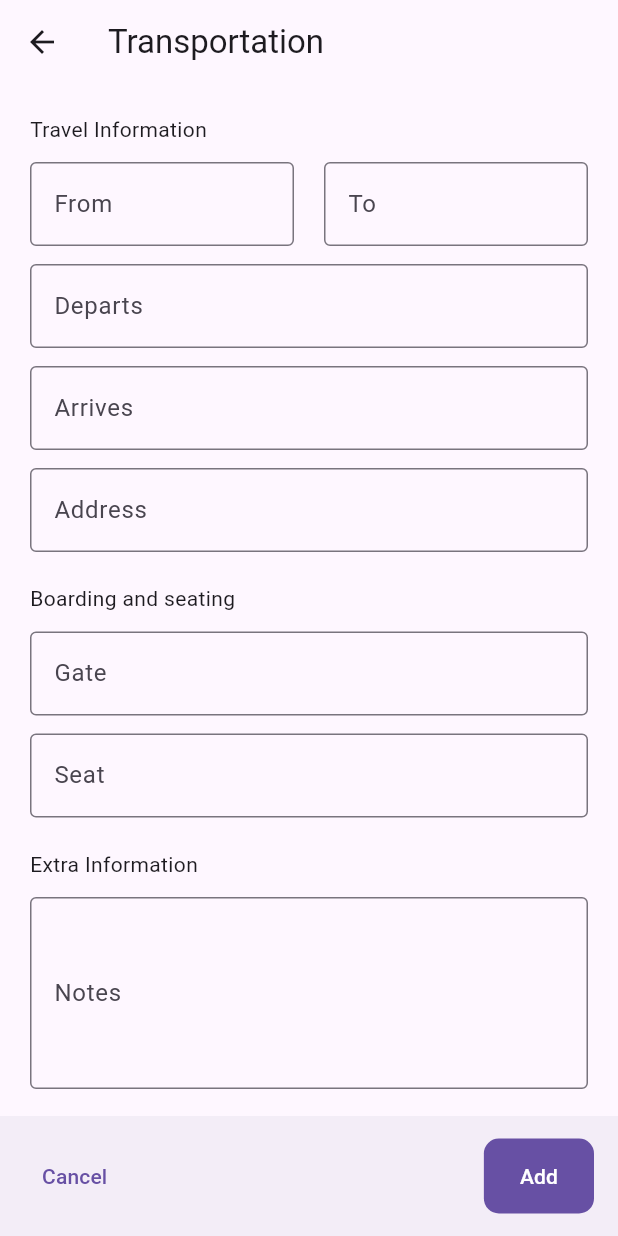
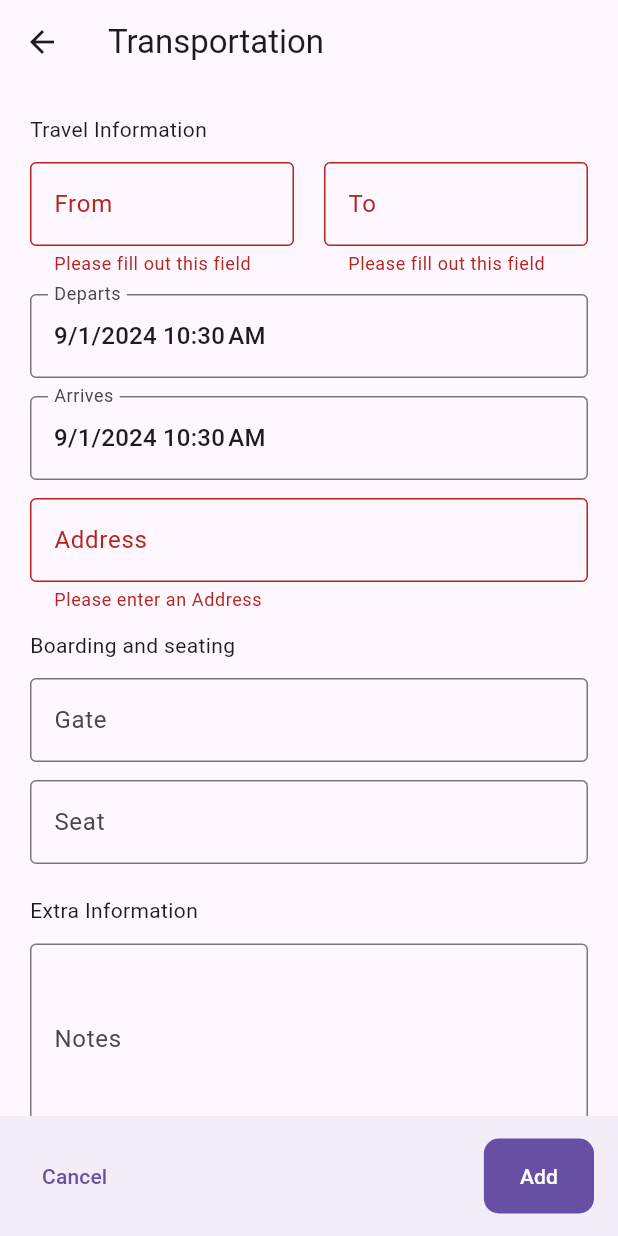
Before and after one commit to alleras/voyagr-mobile, a Flutter app: the EventTransportationSetupView screen opened directly, after a tap on "Add", on a phone screen of 412 x 824 dp. Run offline on Flutter 3.47's test engine with Material 3 defaults, Android fonts, the phone set to English and light mode, and no system bars; drawn by our look-alikes of date_field; our stand-ins replace flutter_dotenv, timeline_tile; generated files the repository leaves out were written again.

```diff
--- a/lib/src/trips/events/event_transportation.dart
+++ b/lib/src/trips/events/event_transportation.dart
@@ -23,8 +23,8 @@ class EventTransportationSetupView extends StatefulWidget {
 class EventTransportationSetupViewState extends State<EventTransportationSetupView> {
   final _formKey = GlobalKey<FormState>();
 
-  DateTime? departureDate;
-  DateTime? arrivalDate;
+  DateTime? departureDate = DateTime.now();
+  DateTime? arrivalDate = DateTime.now();
 
   final TextEditingController fromController = TextEditingController(text: '');
   final TextEditingController toController = TextEditingController(text: '');
@@ -55,6 +55,8 @@ class EventTransportationSetupViewState extends State<EventTransportationSetupVi
   }
 
   void persistChanges(TripsProvider tripsProvider) {
+    if (!_formKey.currentState!.validate()) return;
+
     var event = TransportationFlight(
       from: fromController.text,
       to: toController.text,
@@ -73,6 +75,8 @@ class EventTransportationSetupViewState extends State<EventTransportationSetupVi
     else  {
       tripsProvider.updateItineraryItem(event, widget.eventIndex!);
     }
+
+    Navigator.pop(context);
   }
 
   Widget buildSetupEventForm(){
@@ -87,22 +91,30 @@ class EventTransportationSetupViewState extends State<EventTransportationSetupVi
               Row(
                 children: [
                   Expanded(
-                    child: TextField(
+                    child: TextFormField(
                       decoration: const InputDecoration(
                         border: OutlineInputBorder(),
                         labelText: 'From',
                       ),
                       controller: fromController,
+                      validator: (value) {
+                        if (value == null || value.isEmpty) return 'Please fill out this field';
+                        return null;
+                      }
                     ),
                   ),
                   const SizedBox(width: 20),
                   Expanded(
-                    child: TextField(
+                    child: TextFormField(
                       decoration: const InputDecoration(
                         border: OutlineInputBorder(),
                         labelText: 'To',
                       ),
                       controller: toController,
+                      validator: (value) {
+                        if (value == null || value.isEmpty) return 'Please fill out this field';
+                        return null;
+                      }
                     ),
                   ),
                 ],
@@ -133,24 +145,28 @@ class EventTransportationSetupViewState extends State<EventTransportationSetupVi
                   setState(() => arrivalDate = value);
                 },
               ),
-              TextField(
+              TextFormField(
                 decoration: const InputDecoration(
                   border: OutlineInputBorder(),
                   labelText: 'Address',
                 ),
                 controller: addressController,
+                validator: (value) {
+                  if (value == null || value.isEmpty) return 'Please enter an Address';
+                  return null;
+                }
               ),
 
               const SizedBox(height: 65,),
               const Text('Boarding and seating'),
-              TextField(
+              TextFormField(
                 decoration: const InputDecoration(
                   border: OutlineInputBorder(),
                   labelText: 'Gate',
                 ),
                 controller: gateController,
               ),
-              TextField(
+              TextFormField(
                 decoration: const InputDecoration(
                   border: OutlineInputBorder(),
                   labelText: 'Seat',
@@ -160,7 +176,7 @@ class EventTransportationSetupViewState extends State<EventTransportationSetupVi
 
               const SizedBox(height: 65,),
               const Text('Extra Information'),
-              TextField(
+              TextFormField(
                 controller: notesController,
                 keyboardType: TextInputType.multiline,
                 maxLines: 4,
@@ -189,7 +205,6 @@ class EventTransportationSetupViewState extends State<EventTransportationSetupVi
               onPressed: (){
                 var provider = Provider.of<TripsProvider>(context, listen: false);
                 provider.removeItineraryItem(widget.eventIndex!);
-                Navigator.pop(context);
               },
             )
           ]
@@ -214,7 +229,6 @@ class EventTransportationSetupViewState extends State<EventTransportationSetupVi
               ),
               onPressed: () async {
                 persistChanges(Provider.of<TripsProvider>(context, listen: false));
-                if(mounted) Navigator.pop(context);
               },
               child: widget.isEdit ? const Text('Update') : const Text('Add'),
             ),
```
Also changed, not shown: lib/src/trips/events/event.dart (+7 -4 lines), lib/src/trips/events/event_accommodation.dart (+17 -6 lines), lib/src/trips/trip_setup_view.dart (+10 -2 lines).
